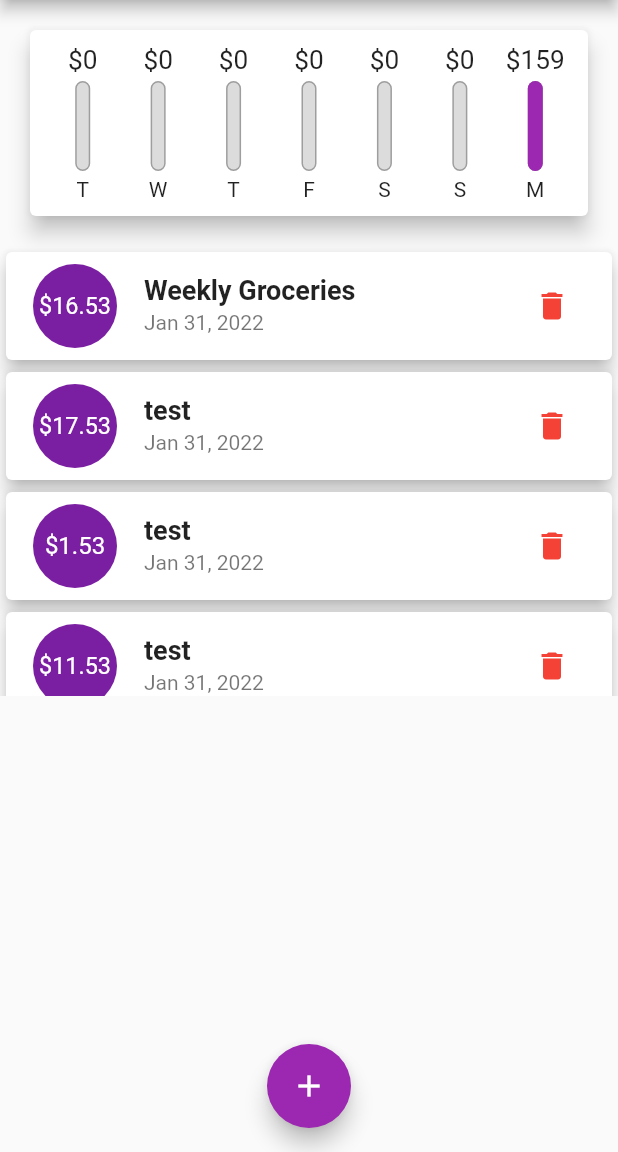
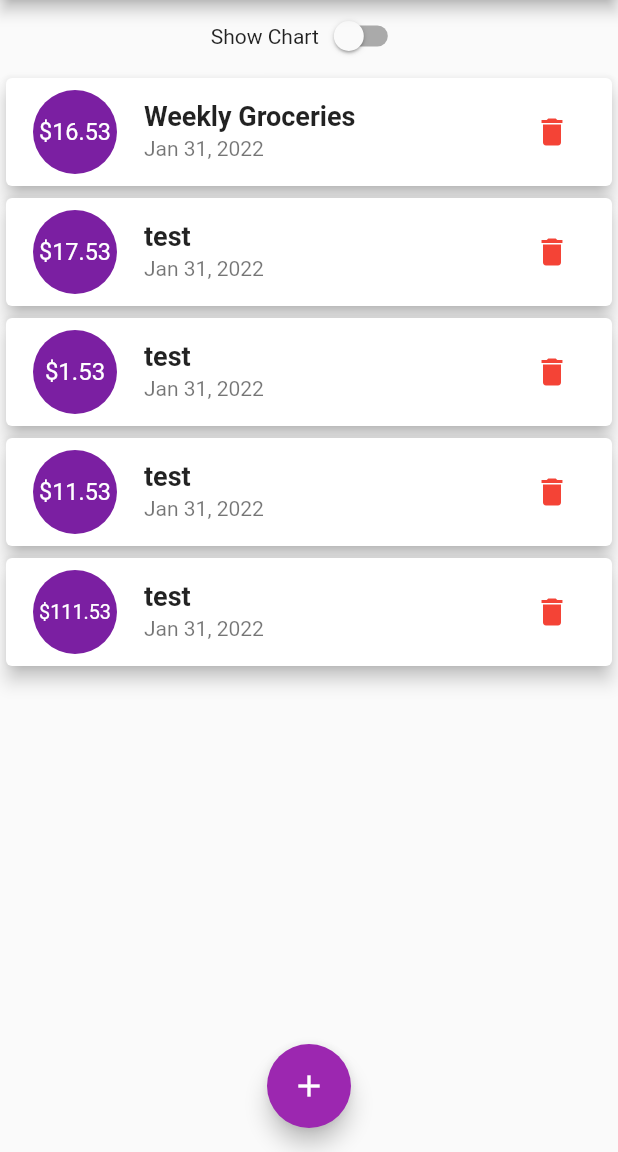
Before and after one commit to qzhao1992/personal_expense, a Flutter app: the screen it shows after launch, after a tap on the "delete" icon, on a phone screen of 412 x 824 dp, the part 84-1236 px from its top. Run offline on Flutter 3.47's test engine with Material 2 defaults, Android fonts, the phone set to English and light mode, and no system bars; Roboto replaces fonts that are missing (OpenSans).

Commit message:
working on chart

```diff
--- a/lib/main.dart
+++ b/lib/main.dart
@@ -1,12 +1,20 @@
 import 'package:flutter/gestures.dart';
 import 'package:flutter/material.dart';
+import 'package:flutter/services.dart';
 import 'package:personal_expenses/widgets/chart.dart';
 import 'package:personal_expenses/widgets/new_transaction.dart';
 import 'package:personal_expenses/widgets/transaction_list.dart';
 
 import './models/transaction.dart';
 
-void main() => runApp(MyApp());
+void main() {
+  // WidgetsFlutterBinding.ensureInitialized();
+  // SystemChrome.setPreferredOrientations([
+  //   DeviceOrientation.portraitUp,
+  //   DeviceOrientation.portraitDown,
+  // ]);
+  runApp(MyApp());
+  }
 
 class MyApp extends StatelessWidget {
   @override
@@ -75,6 +83,8 @@ class _MyHomePageState extends State<MyHomePage> {
     ),
   ];
 
+  bool _showChart = false;
+
   List<Transaction> get _recentTransactions{
     return _userTransactions.where((tx) {
       return tx.date.isAfter(
@@ -107,14 +117,11 @@ class _MyHomePageState extends State<MyHomePage> {
     setState(() {
         _userTransactions.removeWhere((tx) => tx.id == id);
     });
-
-
   }
 
   @override
   Widget build(BuildContext context) {
-    return Scaffold(
-      appBar: AppBar(
+    final appBar = AppBar(
         title: Text('Personal Expenses'),
         actions: [
           IconButton(
@@ -122,14 +129,34 @@ class _MyHomePageState extends State<MyHomePage> {
             onPressed: () => _startAddNewTransaction(context),
           )
         ],
-      ),
+      );
+    return Scaffold(
+      appBar: appBar,
       body: SingleChildScrollView(
         child: Column(
           // mainAxisAlignment: MainAxisAlignment.spaceAround,
           crossAxisAlignment: CrossAxisAlignment.stretch,
           children: <Widget>[
-            Chart(_recentTransactions),
-            TransactionList(_userTransactions, _deleteTransaction),
+            Row(
+              mainAxisAlignment: MainAxisAlignment.center,
+              children: [
+                Text('Show Chart'),
+                Switch(
+                  value: _showChart,
+                  onChanged: (val) {
+                    setState(() {
+                      _showChart = val;
+                    });
+                  },
+                )
+            ],),
+            _showChart ? Container(
+              height: (MediaQuery.of(context).size.height - appBar.preferredSize.height - MediaQuery.of(context).padding.top) * 0.7,
+              child: Chart(_recentTransactions),
+            ) :
+            Container(
+              height: (MediaQuery.of(context).size.height - appBar.preferredSize.height - MediaQuery.of(context).padding.top) * 0.7,
+              child: TransactionList(_userTransactions, _deleteTransaction)),
           ],
         ),
       ),
--- a/lib/widgets/chart_bar.dart
+++ b/lib/widgets/chart_bar.dart
@@ -10,15 +10,17 @@ class ChartBar extends StatelessWidget {
 
   @override
   Widget build(BuildContext context) {
-    return Column(children: [
+    return LayoutBuilder(builder: (context, constraint){
+      return Column(
+        children: [
           Container(
-        height: 20,
+            height: constraint.maxHeight * 0.15,
             child: FittedBox(
               child: Text('\$${spendingAmount.toStringAsFixed(0)}')),
           ),
-      SizedBox(height: 4,),
+          SizedBox(height: constraint.maxHeight * 0.05,),
           Container(
-        height: 60,
+            height: constraint.maxHeight * 0.6,
             width: 10,
             child: Stack(
               children: [
@@ -37,10 +39,14 @@ class ChartBar extends StatelessWidget {
                   ),)
             ],),
           ),
-      SizedBox(height: 4,),
-      Text(label),
+          SizedBox(height: constraint.maxHeight * 0.05,),
+          Container(
+            height: constraint.maxHeight * 0.15,
+            child: FittedBox(child: Text(label))),
         ],
+      );
+    },);
 
-    );
+
   }
 }
--- a/lib/widgets/transaction_list.dart
+++ b/lib/widgets/transaction_list.dart
@@ -10,10 +10,9 @@ class TransactionList extends StatelessWidget{
 
   @override
   Widget build(BuildContext context) {
-    return Container(
-      height: 300.0,
-      child: transactions.isEmpty
-      ? Column(
+    return transactions.isEmpty
+    ? LayoutBuilder(builder: (ctx , constraints) {
+      return Column(
       children: [
         Text(
           "No transactions added yet!",
@@ -23,9 +22,11 @@ class TransactionList extends StatelessWidget{
           height: 10,
         ),
         Container(
-            height: 200,
+          height: constraints.maxHeight * 0.6,
           child: Image.asset('assets/images/waiting.png', fit: BoxFit.cover)),
-        ],)
+      ],);
+    })
+
     : ListView.builder(
       itemBuilder: (ctx, index){
         return Card(
@@ -54,7 +55,6 @@ class TransactionList extends StatelessWidget{
         );
       },
       itemCount: transactions.length,
-      ),
     );
   }
 }
```
Lines whose indentation alone changed are shown as unchanged.
